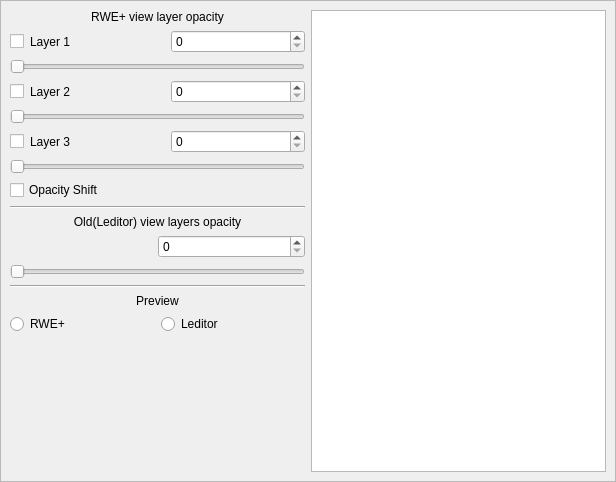
The window that ui/uifiles/settings/geo.ui (timofey260/RWE-Sharp) describes before a commit, drawn with Qt 5.
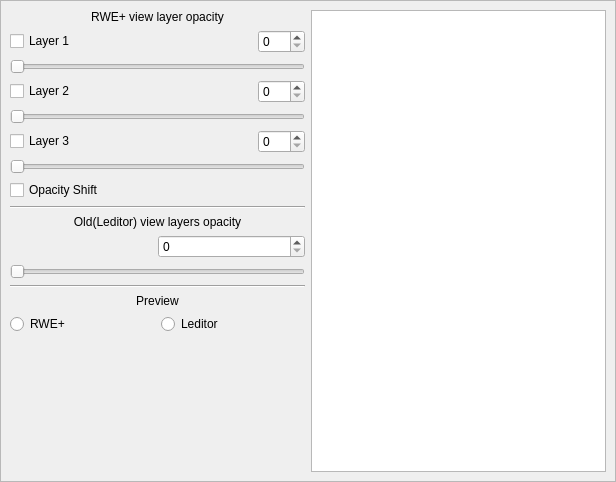
The same window after the commit. Custom widgets are drawn as their Qt base class.

The edit to the form file:
```diff
--- a/ui/uifiles/settings/geo.ui
+++ b/ui/uifiles/settings/geo.ui
@@ -58,27 +58,14 @@
            <item>
             <widget class="QCheckBox" name="L1show">
              <property name="sizePolicy">
-              <sizepolicy hsizetype="Maximum" vsizetype="Fixed">
+              <sizepolicy hsizetype="Expanding" vsizetype="Fixed">
                <horstretch>0</horstretch>
                <verstretch>0</verstretch>
               </sizepolicy>
              </property>
-             <property name="text">
-              <string/>
-             </property>
-            </widget>
-           </item>
-           <item>
-            <widget class="QLabel" name="label">
              <property name="text">
               <string>Layer 1</string>
              </property>
-             <property name="alignment">
-              <set>Qt::AlignmentFlag::AlignLeading|Qt::AlignmentFlag::AlignLeft|Qt::AlignmentFlag::AlignVCenter</set>
-             </property>
-             <property name="buddy">
-              <cstring>L1show</cstring>
-             </property>
             </widget>
            </item>
            <item>
@@ -111,27 +98,14 @@
            <item>
             <widget class="QCheckBox" name="L2show">
              <property name="sizePolicy">
-              <sizepolicy hsizetype="Maximum" vsizetype="Fixed">
+              <sizepolicy hsizetype="Expanding" vsizetype="Fixed">
                <horstretch>0</horstretch>
                <verstretch>0</verstretch>
               </sizepolicy>
              </property>
-             <property name="text">
-              <string/>
-             </property>
-            </widget>
-           </item>
-           <item>
-            <widget class="QLabel" name="label_2">
              <property name="text">
               <string>Layer 2</string>
              </property>
-             <property name="alignment">
-              <set>Qt::AlignmentFlag::AlignLeading|Qt::AlignmentFlag::AlignLeft|Qt::AlignmentFlag::AlignVCenter</set>
-             </property>
-             <property name="buddy">
-              <cstring>L2show</cstring>
-             </property>
             </widget>
            </item>
            <item>
@@ -164,27 +138,14 @@
            <item>
             <widget class="QCheckBox" name="L3show">
              <property name="sizePolicy">
-              <sizepolicy hsizetype="Maximum" vsizetype="Fixed">
+              <sizepolicy hsizetype="Expanding" vsizetype="Fixed">
                <horstretch>0</horstretch>
                <verstretch>0</verstretch>
               </sizepolicy>
              </property>
-             <property name="text">
-              <string/>
-             </property>
-            </widget>
-           </item>
-           <item>
-            <widget class="QLabel" name="label_3">
              <property name="text">
               <string>Layer 3</string>
              </property>
-             <property name="alignment">
-              <set>Qt::AlignmentFlag::AlignLeading|Qt::AlignmentFlag::AlignLeft|Qt::AlignmentFlag::AlignVCenter</set>
-             </property>
-             <property name="buddy">
-              <cstring>L3show</cstring>
-             </property>
             </widget>
            </item>
            <item>
```
